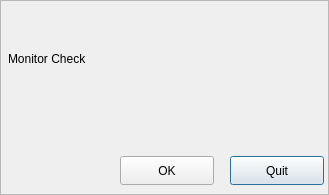
Before: the Qt Designer form src/modaldialog.ui in UbuntuKylin/youker-assistant, drawn with Qt 5.
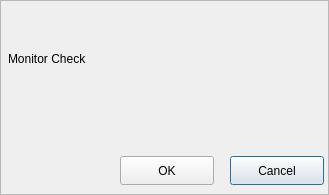
After: the same form once the commit is applied. Icons and pictures are not drawn.

What changed in the file:
```diff
--- a/src/modaldialog.ui
+++ b/src/modaldialog.ui
@@ -27,7 +27,7 @@
 font: 11pt &quot;文泉驿微米黑&quot;;</string>
    </property>
    <property name="text">
-    <string>Quit</string>
+    <string>Cancel</string>
    </property>
   </widget>
   <widget class="QPushButton" name="okButton">
```
